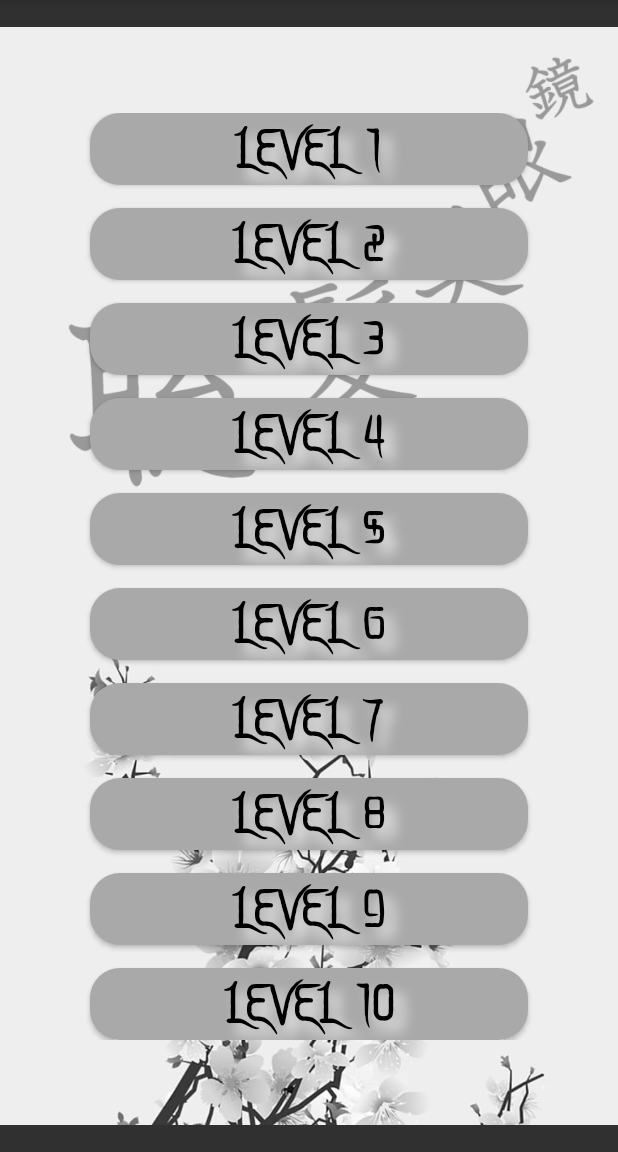
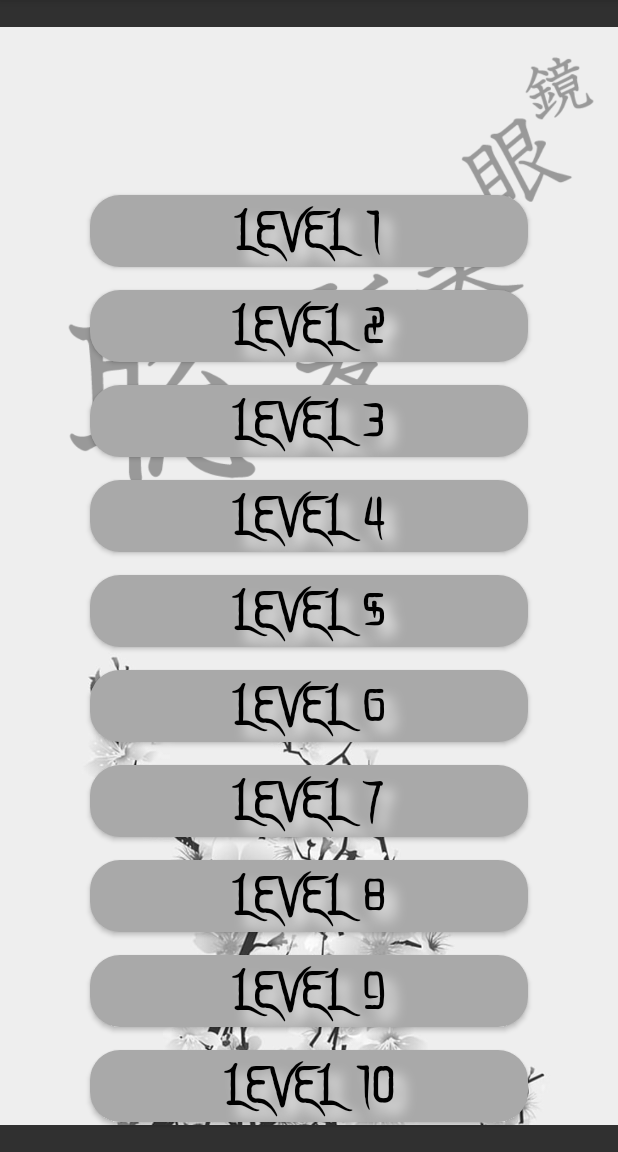
Before and after one commit to Momonan0412/CSIT284-Project-F3, an Android app: the ChooseLevel screen opened directly, with no data from a screen before it, on a phone screen of 412 x 824 dp, the part 84-1236 px from its top. Run offline under Robolectric (Android 15) with nearby library versions, the phone set to English and light mode, and no system bars; Roboto replaces fonts that are not available here.

Commit message:
XML Problems and I hate firebase

```diff
--- a/app/src/main/java/com/example/quizapplication/ScrapperTask.java
+++ b/app/src/main/java/com/example/quizapplication/ScrapperTask.java
@@ -53,9 +53,9 @@
                     String kanji = data.select(".subject-character__characters").text();
                     String furigana = data.select(".subject-character__reading").text();
                     String english = data.select(".subject-character__meaning").text();
-                    System.out.println("Kanji: " + kanji);
-                    System.out.println("Furigana: " + furigana);
-                    System.out.println("English: " + english);
+//                    System.out.println("Kanji: " + kanji);
+//                    System.out.println("Furigana: " + furigana);
+//                    System.out.println("English: " + english);
                     DatabaseUtilities.addKanji(level, kanji,english, furigana, applicationContext);
                 }
             }
--- a/app/src/main/res/layout/activity_choose_level.xml
+++ b/app/src/main/res/layout/activity_choose_level.xml
@@ -5,7 +5,9 @@
     android:id="@+id/main"
     android:layout_width="match_parent"
     android:layout_height="match_parent"
+    android:layout_gravity="center"
     tools:context=".ChooseLevel">
+
     <ImageView
         android:id="@+id/imageView2"
         android:layout_width="match_parent"
@@ -13,20 +15,34 @@
         app:srcCompat="@drawable/background"
         tools:layout_editor_absoluteY="443dp" />
 
+    <androidx.constraintlayout.widget.ConstraintLayout
+        android:layout_width="match_parent"
+        android:layout_height="match_parent"
+        app:layout_constraintBottom_toBottomOf="parent"
+        app:layout_constraintEnd_toEndOf="parent"
+        app:layout_constraintStart_toStartOf="parent"
+        app:layout_constraintTop_toTopOf="parent">
+
+        <ScrollView
+            android:layout_width="match_parent"
+            android:layout_height="match_parent"
+            app:layout_constraintBottom_toBottomOf="parent"
+            app:layout_constraintEnd_toEndOf="parent"
+            app:layout_constraintStart_toStartOf="parent"
+            app:layout_constraintTop_toTopOf="parent">
+
             <LinearLayout
                 android:layout_width="match_parent"
                 android:layout_height="wrap_content"
-        android:orientation="vertical"
-        app:layout_constraintBottom_toBottomOf="parent"
-        app:layout_constraintEnd_toEndOf="parent"
-        app:layout_constraintStart_toStartOf="parent"
-        app:layout_constraintTop_toTopOf="@+id/imageView2">
+                android:layout_gravity="center"
+                android:orientation="vertical">
 
                 <Button
                     android:id="@+id/btnLevelOne"
                     android:layout_width="match_parent"
                     android:layout_height="wrap_content"
                     android:layout_marginLeft="60dp"
+                    android:layout_marginTop="120dp"
                     android:layout_marginRight="60dp"
                     android:background="@drawable/ripple"
                     android:backgroundTint="#A9A9A9"
@@ -58,6 +74,7 @@
                     android:text="Level 2"
                     android:textColor="#000000"
                     android:textSize="34sp" />
+
                 <Button
                     android:id="@+id/btnLevelThree"
                     android:layout_width="match_parent"
@@ -76,6 +93,7 @@
                     android:text="Level 3"
                     android:textColor="#000000"
                     android:textSize="34sp" />
+
                 <Button
                     android:id="@+id/btnLevelFour"
                     android:layout_width="match_parent"
@@ -94,6 +112,7 @@
                     android:text="Level 4"
                     android:textColor="#000000"
                     android:textSize="34sp" />
+
                 <Button
                     android:id="@+id/btnLevelFive"
                     android:layout_width="match_parent"
@@ -112,6 +131,7 @@
                     android:text="Level 5"
                     android:textColor="#000000"
                     android:textSize="34sp" />
+
                 <Button
                     android:id="@+id/btnLevelSix"
                     android:layout_width="match_parent"
@@ -130,6 +150,7 @@
                     android:text="Level 6"
                     android:textColor="#000000"
                     android:textSize="34sp" />
+
                 <Button
                     android:id="@+id/btnLevelSeven"
                     android:layout_width="match_parent"
@@ -148,6 +169,7 @@
                     android:text="Level 7"
                     android:textColor="#000000"
                     android:textSize="34sp" />
+
                 <Button
                     android:id="@+id/btnLevelEight"
                     android:layout_width="match_parent"
@@ -166,6 +188,7 @@
                     android:text="Level 8"
                     android:textColor="#000000"
                     android:textSize="34sp" />
+
                 <Button
                     android:id="@+id/btnLevelNine"
                     android:layout_width="match_parent"
@@ -184,6 +207,7 @@
                     android:text="Level 9"
                     android:textColor="#000000"
                     android:textSize="34sp" />
+
                 <Button
                     android:id="@+id/btnLevelTen"
                     android:layout_width="match_parent"
@@ -191,6 +215,7 @@
                     android:layout_marginLeft="60dp"
                     android:layout_marginTop="15dp"
                     android:layout_marginRight="60dp"
+                    android:layout_marginBottom="10dp"
                     android:background="@drawable/ripple"
                     android:backgroundTint="#A9A9A9"
                     android:elevation="10dp"
@@ -203,4 +228,7 @@
                     android:textColor="#000000"
                     android:textSize="34sp" />
             </LinearLayout>
+        </ScrollView>
     </androidx.constraintlayout.widget.ConstraintLayout>
+
+</androidx.constraintlayout.widget.ConstraintLayout>
--- a/app/src/main/res/layout/activity_front_design.xml
+++ b/app/src/main/res/layout/activity_front_design.xml
@@ -5,6 +5,7 @@
     android:id="@+id/main"
     android:layout_width="match_parent"
     android:layout_height="match_parent"
+    android:layout_gravity="center"
     tools:context=".Content">
 
     <ImageView
@@ -62,11 +63,12 @@
             android:textSize="34sp" />
 
     </LinearLayout>
+
     <RelativeLayout
         android:id="@+id/loadingPanel"
         android:layout_width="match_parent"
         android:layout_height="match_parent"
-        android:gravity="center" >
+        android:gravity="center">
 
         <ProgressBar
             android:layout_width="wrap_content"
--- a/app/src/main/res/layout/activity_sign_up.xml
+++ b/app/src/main/res/layout/activity_sign_up.xml
@@ -5,6 +5,7 @@
     android:id="@+id/main"
     android:layout_width="match_parent"
     android:layout_height="match_parent"
+    android:layout_gravity="center"
     tools:context=".SignUp">
 
     <ImageView
@@ -129,9 +130,9 @@
         android:layout_width="wrap_content"
         android:layout_height="wrap_content"
         android:layout_marginBottom="30dp"
+        android:background="@drawable/ripple"
+        android:backgroundTint="#A9A9A9"
         android:text="Submit"
-        android:backgroundTint="#A9A9A9"
-        android:background="@drawable/ripple"
         app:layout_constraintBottom_toBottomOf="parent"
         app:layout_constraintEnd_toEndOf="parent"
         app:layout_constraintStart_toStartOf="parent" />
```
Also changed, not shown: app/src/main/res/layout/activity_content.xml (+10 -12 lines), app/src/main/res/layout/activity_sign_in.xml (+15 -7 lines). Lines whose indentation alone changed are shown as unchanged.
